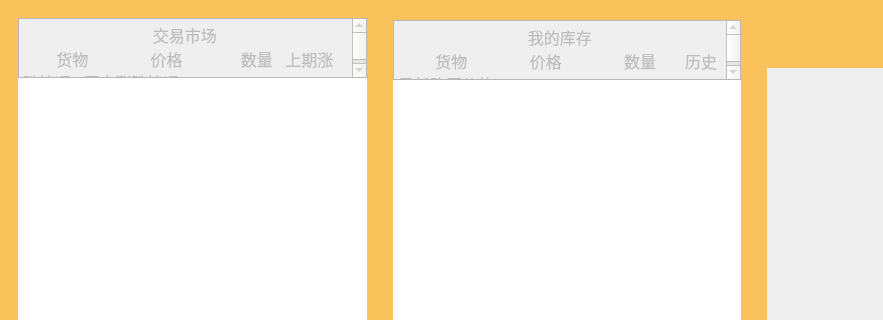
Qt form futures.ui (Sam-ie/Paydirt) before a commit; both pictures show x 0 to 883 and y 0 to 320 of the 1024 by 600 pixel window.
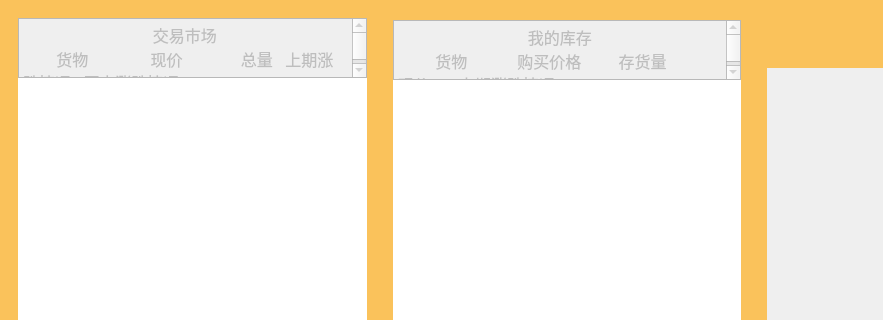
The same form after that commit.

Patch:
```diff
--- a/futures.ui
+++ b/futures.ui
@@ -79,7 +79,7 @@
 li.checked::marker { content: &quot;\2612&quot;; }
 &lt;/style&gt;&lt;/head&gt;&lt;body style=&quot; font-family:'宋体'; font-size:11pt; font-weight:400; font-style:normal;&quot;&gt;
 &lt;p style=&quot; margin-top:0px; margin-bottom:0px; margin-left:0px; margin-right:0px; -qt-block-indent:0; text-indent:0px;&quot;&gt;&lt;span style=&quot; font-family:'Microsoft YaHei UI'; font-size:12pt;&quot;&gt; 	            交易市场&lt;/span&gt;&lt;/p&gt;
-&lt;p style=&quot; margin-top:0px; margin-bottom:0px; margin-left:0px; margin-right:0px; -qt-block-indent:0; text-indent:0px;&quot;&gt;&lt;span style=&quot; font-family:'Microsoft YaHei UI'; font-size:12pt;&quot;&gt;        货物               价格              数量   上期涨跌情况   历史涨跌情况&lt;/span&gt;&lt;/p&gt;&lt;/body&gt;&lt;/html&gt;</string>
+&lt;p style=&quot; margin-top:0px; margin-bottom:0px; margin-left:0px; margin-right:0px; -qt-block-indent:0; text-indent:0px;&quot;&gt;&lt;span style=&quot; font-family:'Microsoft YaHei UI'; font-size:12pt;&quot;&gt;        货物               现价              总量   上期涨跌情况   历史涨跌情况&lt;/span&gt;&lt;/p&gt;&lt;/body&gt;&lt;/html&gt;</string>
            </property>
           </widget>
          </item>
@@ -208,7 +208,7 @@
 li.checked::marker { content: &quot;\2612&quot;; }
 &lt;/style&gt;&lt;/head&gt;&lt;body style=&quot; font-family:'宋体'; font-size:11pt; font-weight:400; font-style:normal;&quot;&gt;
 &lt;p style=&quot; margin-top:0px; margin-bottom:0px; margin-left:0px; margin-right:0px; -qt-block-indent:0; text-indent:0px;&quot;&gt;&lt;span style=&quot; font-family:'Microsoft YaHei UI'; font-size:12pt;&quot;&gt; 	            我的库存&lt;/span&gt;&lt;/p&gt;
-&lt;p style=&quot; margin-top:0px; margin-bottom:0px; margin-left:0px; margin-right:0px; -qt-block-indent:0; text-indent:0px;&quot;&gt;&lt;span style=&quot; font-family:'Microsoft YaHei UI'; font-size:12pt;&quot;&gt;         货物               价格               数量       历史最低购买价格&lt;/span&gt;&lt;/p&gt;&lt;/body&gt;&lt;/html&gt;</string>
+&lt;p style=&quot; margin-top:0px; margin-bottom:0px; margin-left:0px; margin-right:0px; -qt-block-indent:0; text-indent:0px;&quot;&gt;&lt;span style=&quot; font-family:'Microsoft YaHei UI'; font-size:12pt;&quot;&gt;         货物            购买价格         存货量           现价       上期涨跌情况&lt;/span&gt;&lt;/p&gt;&lt;/body&gt;&lt;/html&gt;</string>
            </property>
           </widget>
          </item>
```
